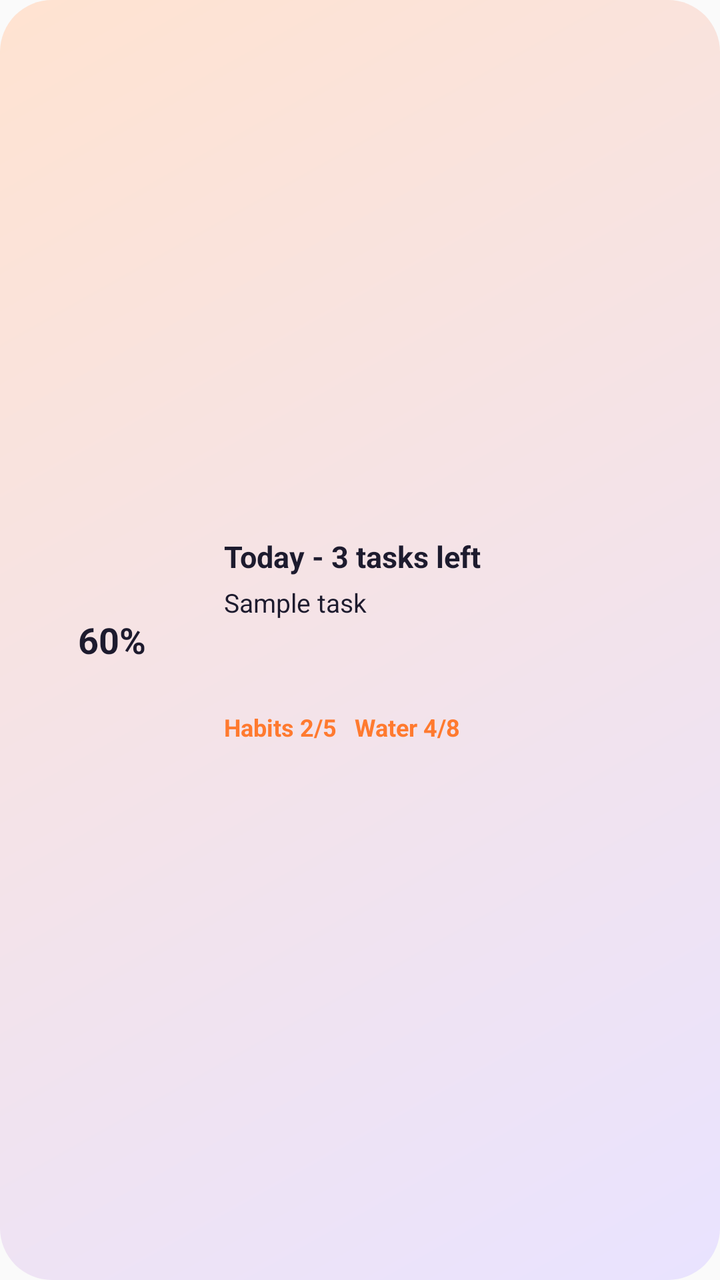
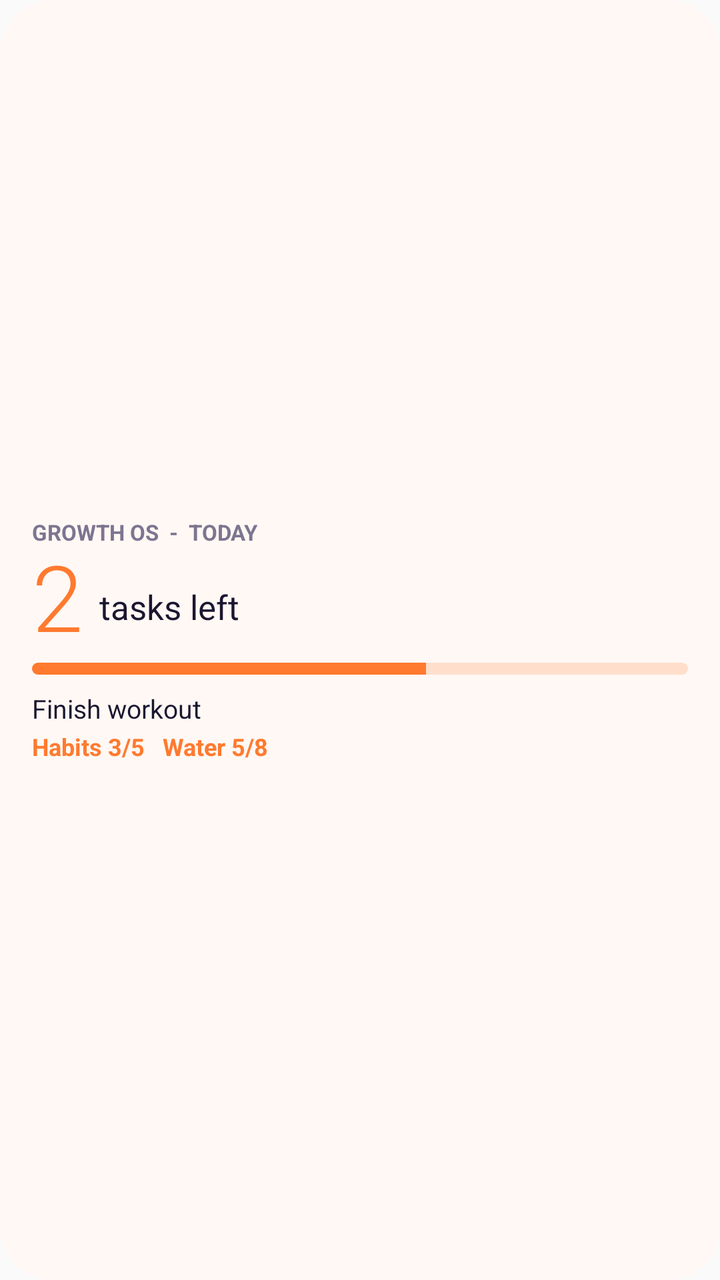

Before-and-after screenshots of an Android layout around one commit, followed by the original layout XML and the change that was made.
<!-- AndroidManifest.xml: application theme android:Theme.Material.Light.NoActionBar -->
<!-- res/layout/widget_today.xml -->
<?xml version="1.0" encoding="utf-8"?>
<LinearLayout xmlns:android="http://schemas.android.com/apk/res/android"
    android:id="@+id/widget_root"
    android:layout_width="match_parent"
    android:layout_height="match_parent"
    android:background="@drawable/widget_bg"
    android:gravity="center_vertical"
    android:orientation="horizontal"
    android:padding="14dp">

    <FrameLayout
        android:layout_width="84dp"
        android:layout_height="84dp">

        <ImageView
            android:id="@+id/widget_ring"
            android:layout_width="84dp"
            android:layout_height="84dp"
            android:contentDescription="Progress" />

        <TextView
            android:id="@+id/widget_percent"
            android:layout_width="match_parent"
            android:layout_height="match_parent"
            android:gravity="center"
            android:text="60%"
            android:textColor="#1D1B2E"
            android:textSize="18sp"
            android:textStyle="bold" />
    </FrameLayout>

    <LinearLayout
        android:layout_width="0dp"
        android:layout_height="wrap_content"
        android:layout_marginLeft="14dp"
        android:layout_weight="1"
        android:orientation="vertical">

        <TextView
            android:id="@+id/widget_title"
            android:layout_width="match_parent"
            android:layout_height="wrap_content"
            android:maxLines="1"
            android:text="Today - 3 tasks left"
            android:textColor="#1D1B2E"
            android:textSize="15sp"
            android:textStyle="bold" />

        <TextView
            android:id="@+id/widget_task1"
            android:layout_width="match_parent"
            android:layout_height="wrap_content"
            android:layout_marginTop="4dp"
            android:ellipsize="end"
            android:maxLines="1"
            android:text="Sample task"
            android:textColor="#1D1B2E"
            android:textSize="13sp" />

        <TextView
            android:id="@+id/widget_task2"
            android:layout_width="match_parent"
            android:layout_height="wrap_content"
            android:layout_marginTop="2dp"
            android:ellipsize="end"
            android:maxLines="1"
            android:textColor="#1D1B2E"
            android:textSize="13sp" />

        <TextView
            android:id="@+id/widget_task3"
            android:layout_width="match_parent"
            android:layout_height="wrap_content"
            android:layout_marginTop="2dp"
            android:ellipsize="end"
            android:maxLines="1"
            android:textColor="#1D1B2E"
            android:textSize="13sp" />

        <TextView
            android:id="@+id/widget_habits"
            android:layout_width="match_parent"
            android:layout_height="wrap_content"
            android:layout_marginTop="6dp"
            android:maxLines="1"
            android:text="Habits 2/5   Water 4/8"
            android:textColor="#FF7A2F"
            android:textSize="12sp"
            android:textStyle="bold" />
    </LinearLayout>
</LinearLayout>
<!-- resources referenced by this layout -->
<resources>
  <!-- drawable widget_bg (drawable) -->
  <?xml version="1.0" encoding="utf-8"?>
  <shape xmlns:android="http://schemas.android.com/apk/res/android"
      android:shape="rectangle">
      <gradient
          android:angle="315"
          android:endColor="#FFE9E3FF"
          android:startColor="#FFFFE3D1" />
      <corners android:radius="26dp" />
  </shape>
</resources>

<!-- the commit's change to res/layout/widget_today.xml (unified diff, before → after) -->
@@ -5,87 +5,81 @@
     android:layout_height="match_parent"
     android:background="@drawable/widget_bg"
     android:gravity="center_vertical"
-    android:orientation="horizontal"
-    android:padding="14dp">
+    android:orientation="vertical"
+    android:paddingBottom="12dp"
+    android:paddingLeft="16dp"
+    android:paddingRight="16dp"
+    android:paddingTop="12dp">
 
-    <FrameLayout
-        android:layout_width="84dp"
-        android:layout_height="84dp">
+    <TextView
+        android:layout_width="match_parent"
+        android:layout_height="wrap_content"
+        android:maxLines="1"
+        android:text="GROWTH OS  -  TODAY"
+        android:textColor="#7D7590"
+        android:textSize="11sp"
+        android:textStyle="bold" />
 
-        <ImageView
-            android:id="@+id/widget_ring"
-            android:layout_width="84dp"
-            android:layout_height="84dp"
-            android:contentDescription="Progress" />
+    <LinearLayout
+        android:layout_width="match_parent"
+        android:layout_height="wrap_content"
+        android:gravity="bottom"
+        android:orientation="horizontal">
 
         <TextView
-            android:id="@+id/widget_percent"
-            android:layout_width="match_parent"
-            android:layout_height="match_parent"
-            android:gravity="center"
-            android:text="60%"
-            android:textColor="#1D1B2E"
-            android:textSize="18sp"
-            android:textStyle="bold" />
-    </FrameLayout>
-
-    <LinearLayout
-        android:layout_width="0dp"
-        android:layout_height="wrap_content"
-        android:layout_marginLeft="14dp"
-        android:layout_weight="1"
-        android:orientation="vertical">
+            android:id="@+id/widget_count"
+            android:layout_width="wrap_content"
+            android:layout_height="wrap_content"
+            android:fontFamily="sans-serif-light"
+            android:includeFontPadding="false"
+            android:maxLines="1"
+            android:text="2"
+            android:textColor="#FF7A2F"
+            android:textSize="46sp" />
 
         <TextView
-            android:id="@+id/widget_title"
-            android:layout_width="match_parent"
+            android:id="@+id/widget_unit"
+            android:layout_width="0dp"
             android:layout_height="wrap_content"
+            android:layout_marginLeft="8dp"
+            android:layout_marginBottom="6dp"
+            android:layout_weight="1"
             android:maxLines="1"
-            android:text="Today - 3 tasks left"
-            android:textColor="#1D1B2E"
-            android:textSize="15sp"
-            android:textStyle="bold" />
+            android:text="tasks left"
+            android:textColor="#1B1630"
+            android:textSize="17sp" />
+    </LinearLayout>
 
-        <TextView
-            android:id="@+id/widget_task1"
-            android:layout_width="match_parent"
-            android:layout_height="wrap_content"
-            android:layout_marginTop="4dp"
-            android:ellipsize="end"
-            android:maxLines="1"
-            android:text="Sample task"
-            android:textColor="#1D1B2E"
-            android:textSize="13sp" />
+    <ProgressBar
+        android:id="@+id/widget_bar"
+        style="?android:attr/progressBarStyleHorizontal"
+        android:layout_width="match_parent"
+        android:layout_height="6dp"
+        android:layout_marginTop="4dp"
+        android:max="100"
+        android:progress="60"
+        android:progressDrawable="@drawable/widget_progress" />
 
-        <TextView
-            android:id="@+id/widget_task2"
-            android:layout_width="match_parent"
-            android:layout_height="wrap_content"
-            android:layout_marginTop="2dp"
-            android:ellipsize="end"
-            android:maxLines="1"
-            android:textColor="#1D1B2E"
-            android:textSize="13sp" />
+    <TextView
+        android:id="@+id/widget_task1"
+        android:layout_width="match_parent"
+        android:layout_height="wrap_content"
+        android:layout_marginTop="8dp"
+        android:ellipsize="end"
+        android:maxLines="1"
+        android:text="Finish workout"
+        android:textColor="#1B1630"
+        android:textSize="13sp" />
 
-        <TextView
-            android:id="@+id/widget_task3"
-            android:layout_width="match_parent"
-            android:layout_height="wrap_content"
-            android:layout_marginTop="2dp"
-            android:ellipsize="end"
-            android:maxLines="1"
-            android:textColor="#1D1B2E"
-            android:textSize="13sp" />
-
-        <TextView
-            android:id="@+id/widget_habits"
-            android:layout_width="match_parent"
-            android:layout_height="wrap_content"
-            android:layout_marginTop="6dp"
-            android:maxLines="1"
-            android:text="Habits 2/5   Water 4/8"
-            android:textColor="#FF7A2F"
-            android:textSize="12sp"
-            android:textStyle="bold" />
-    </LinearLayout>
+    <TextView
+        android:id="@+id/widget_habits"
+        android:layout_width="match_parent"
+        android:layout_height="wrap_content"
+        android:layout_marginTop="2dp"
+        android:ellipsize="end"
+        android:maxLines="1"
+        android:text="Habits 3/5   Water 5/8"
+        android:textColor="#FF7A2F"
+        android:textSize="12sp"
+        android:textStyle="bold" />
 </LinearLayout>
<!-- resource entries referenced after the edit -->
@@ -4,11 +4,26 @@
   <?xml version="1.0" encoding="utf-8"?>
   <shape xmlns:android="http://schemas.android.com/apk/res/android"
       android:shape="rectangle">
-      <gradient
-          android:angle="315"
-          android:endColor="#FFE9E3FF"
-          android:startColor="#FFFFE3D1" />
+      <solid android:color="#FFFFF8F4" />
       <corners android:radius="26dp" />
   </shape>
+  <!-- drawable widget_progress (drawable) -->
+  <?xml version="1.0" encoding="utf-8"?>
+  <layer-list xmlns:android="http://schemas.android.com/apk/res/android">
+      <item android:id="@android:id/background">
+          <shape android:shape="rectangle">
+              <solid android:color="#33FF7A2F" />
+              <corners android:radius="4dp" />
+          </shape>
+      </item>
+      <item android:id="@android:id/progress">
+          <clip>
+              <shape android:shape="rectangle">
+                  <solid android:color="#FFFF7A2F" />
+                  <corners android:radius="4dp" />
+              </shape>
+          </clip>
+      </item>
+  </layer-list>
 </resources>
 
